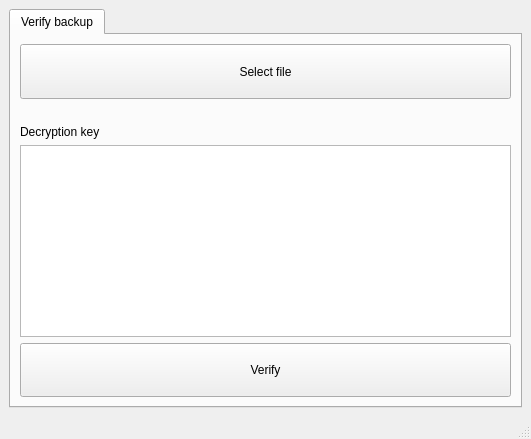
Before: the Qt Designer form mainwindow.ui in nunchuk-io/key-utils, drawn with Qt 5.
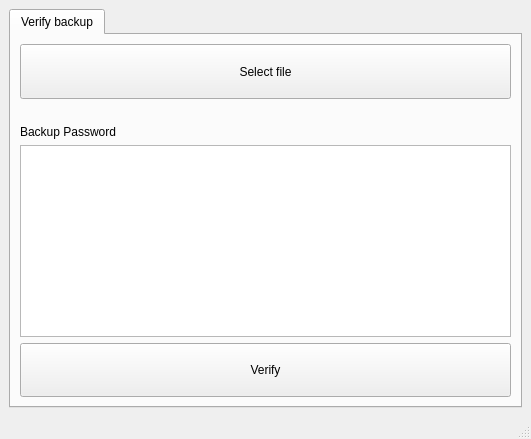
After: the same form once the commit is applied.

Patch:
```diff
--- a/mainwindow.ui
+++ b/mainwindow.ui
@@ -81,7 +81,7 @@
           <item>
            <widget class="QLabel" name="decryptionKeyLb">
             <property name="text">
-             <string>Decryption key</string>
+             <string>Backup Password</string>
             </property>
            </widget>
           </item>
```
